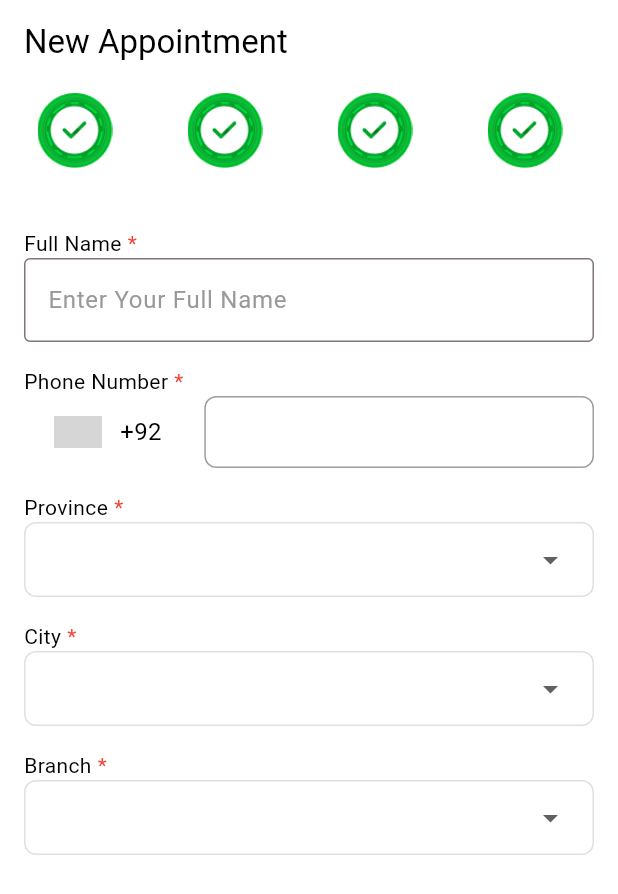
After one commit to shakeelnasrullah/revress, a Flutter app: the screen it shows after launch, swiped to page 5, on a phone screen of 412 x 824 dp. The commit adds this screen. Shown: the top 894 px of the screen. Run offline on Flutter 3.47's test engine with Material 3 defaults, Android fonts, the phone set to English and light mode, and no system bars; drawn by our look-alikes of intl_phone_number_input; our stand-ins replace circle_nav_bar, flutter_bloc; missing offline and left inert: dart:ffi; grey boxes are pictures that could not be loaded.

Commit message:
User Detail Screen started and edit fields are designed and implemented.

```diff
--- a/lib/app_colors.dart
+++ b/lib/app_colors.dart
@@ -25,7 +25,8 @@ class AppColors {
   static const Color onError = Color(0xFFE11111);
 
   static const Color lightGray = Color(0xff999999);
-  static const Color darkGray = Color(0xff333333);
+  static const Color darkBG = Color(0xff363636);
+  static const Color darkGray = Color(0xff272727);
   static const Color black = Color(0xff000000);
   static const Color white = Color(0xffffffff);
 
--- a/lib/common/common_widgets.dart
+++ b/lib/common/common_widgets.dart
@@ -11,7 +11,7 @@ Widget requireTextLabel(String name) {
   );
 }
 
-Widget genericTextField(TextEditingController controller, String hintText, Icon icon){
+Widget genericTextField(TextEditingController controller, String? hintText, Icon? icon){
   return
     TextField(
       controller: controller,
@@ -27,3 +27,36 @@ Widget genericTextField(TextEditingController controller, String hintText, Icon
       ),
     );
 }
+
+Widget buildDropdown({
+  required String? value,
+  required List<String> items,
+  required String hint,
+  required Function(String?) onChanged,
+}) {
+  return Container(
+    decoration: BoxDecoration(
+      border: Border.all(color: Colors.grey.shade300),
+      borderRadius: BorderRadius.circular(8),
+      // color: Colors.white
+    ),
+    child: Padding(
+      padding: const EdgeInsets.symmetric(horizontal: 16.0),
+      child: DropdownButton<String>(
+        value: value,
+        //hint: Text(hint),
+        isExpanded: true,
+        dropdownColor: Colors.white,
+        underline: SizedBox(), // Remove default underline
+        borderRadius: BorderRadius.circular(8),
+        items: items.map((String item) {
+          return DropdownMenuItem<String>(
+            value: item,
+            child: Text(item),
+          );
+        }).toList(),
+        onChanged: onChanged,
+      ),
+    ),
+  );
+}
--- /dev/null
+++ b/lib/common/phone_edit_text.dart
@@ -0,0 +1,60 @@
+import 'package:flutter/material.dart';
+import 'package:intl_phone_number_input/intl_phone_number_input.dart';
+
+class PhoneEditText {
+
+   static Widget showPhoneNumber(
+      TextEditingController _phone_controller,
+      PhoneNumber number, {
+        double borderRadius = 8.0,
+        Color borderColor = Colors.grey,
+        Color focusedBorderColor = Colors.blue,
+      }) {
+    return InternationalPhoneNumberInput(
+      onInputChanged: (PhoneNumber phoneNumber) {
+        print(phoneNumber.phoneNumber);
+      },
+      onInputValidated: (bool value) {
+        print(value);
+      },
+      selectorConfig: SelectorConfig(
+        selectorType: PhoneInputSelectorType.BOTTOM_SHEET,
+        useEmoji: false,
+        showFlags: true,
+        useBottomSheetSafeArea: true,
+
+      ),
+      selectorTextStyle: TextStyle(
+        color: Colors.black,
+        fontSize: 16,
+      ),
+      ignoreBlank: false,
+      autoValidateMode: AutovalidateMode.disabled,
+      initialValue: number,
+      textFieldController: _phone_controller,
+      formatInput: true,
+      keyboardType: TextInputType.numberWithOptions(
+        signed: true,
+        decimal: true,
+      ),
+      inputDecoration: InputDecoration(
+        border: OutlineInputBorder(
+          borderRadius: BorderRadius.circular(borderRadius),
+          borderSide: BorderSide(color: borderColor),
+        ),
+        enabledBorder: OutlineInputBorder(
+          borderRadius: BorderRadius.circular(borderRadius),
+          borderSide: BorderSide(color: borderColor),
+        ),
+        focusedBorder: OutlineInputBorder(
+          borderRadius: BorderRadius.circular(borderRadius),
+          borderSide: BorderSide(color: focusedBorderColor, width: 2.0),
+        ),
+        contentPadding: EdgeInsets.symmetric(horizontal: 16, vertical: 12),
+      ),
+      onSaved: (PhoneNumber phoneNumber) {
+        print('On Saved: $phoneNumber');
+      },
+    );
+  }
+}
--- a/lib/inspection/custom_tab_bar.dart
+++ b/lib/inspection/custom_tab_bar.dart
@@ -3,6 +3,7 @@ import 'package:flutter/material.dart';
 import 'package:revress/inspection/tab_status.dart';
 
 import 'package:revress/inspection/type/inspection_type.dart';
+import 'package:revress/inspection/user_detail/user_detail_screen.dart';
 import 'package:revress/inspection/vehicle_detail/vehicle_detail_screen.dart';
 import 'package:revress/inspection/vehicle_type/vechicle_type_screen.dart';
 import 'body_type/body_type_screen.dart';
@@ -26,7 +27,7 @@ class CustomTabBar extends StatelessWidget {
   Widget build(BuildContext context) {
     return Column(
       children: [
-        // Tab Bar
+        // Tab Bar - Horizontally scrollable with SingleChildScrollView
         Container(
           height: 80,
           decoration: BoxDecoration(
@@ -39,11 +40,11 @@ class CustomTabBar extends StatelessWidget {
               ),
             ],
           ),
+          child: SingleChildScrollView(
+            scrollDirection: Axis.horizontal,
             child: Row(
-            children:
-                tabs.map((tab) {
-                  return Expanded(
-                    child: CustomTabWidget(
+              children: tabs.map((tab) {
+                return CustomTabWidget(
                   tab: tab,
                   isActive: currentIndex == tab.index,
                   onTap: () {
@@ -54,9 +55,9 @@ class CustomTabBar extends StatelessWidget {
                       curve: Curves.easeInOut,
                     );
                   },
-                    ),
                 );
               }).toList(),
+            ),
           ),
         ),
 
@@ -86,6 +87,8 @@ class CustomTabBar extends StatelessWidget {
         return BodyTypeScreen();
       case 3:
         return VehicleDetailScreen();
+        case 4:
+        return UserDetailScreen();
       default: return InspectionTypeScreen();
 
     }
--- a/lib/inspection/new_appointment_screen.dart
+++ b/lib/inspection/new_appointment_screen.dart
@@ -40,6 +40,12 @@ class _TabScreenState extends State<NewAppointmentScreen> {
       icon: "assets/images/default_tab.png",
       status: TabStatus.pending,
       index: 3,
+    ),
+    CustomTab(
+      title: 'User Detail',
+      icon: "assets/images/default_tab.png",
+      status: TabStatus.pending,
+      index: 4,
     ),
   ];
 
--- /dev/null
+++ b/lib/inspection/user_detail/user_detail_screen.dart
@@ -0,0 +1,89 @@
+import 'package:flutter/material.dart';
+import 'package:revress/common/common_widgets.dart';
+import 'package:revress/common/phone_edit_text.dart';
+import 'package:intl_phone_number_input/intl_phone_number_input.dart';
+
+
+class UserDetailScreen extends StatefulWidget {
+  const UserDetailScreen({super.key});
+
+  @override
+  State<UserDetailScreen> createState() => _UserDetailScreenState();
+}
+
+class _UserDetailScreenState extends State<UserDetailScreen> {
+
+  String? selectedProvince;
+  String? selectedCity;
+  String? selectedBranch;
+
+  final TextEditingController _phone_controller = TextEditingController();
+  final TextEditingController _name_controller = TextEditingController();
+
+  final List<String> cityNames = ['Lahore', 'Karachi', 'Islamabad', 'Peshawar', 'Quetta', 'Multan', 'Hyderabad', 'Faisalabad', 'Sukkur', 'Rawalpindi',];
+  final List<String> provinceNames = ['Punjab', 'Sindh', 'Balochistan', 'Khyber Pakhtunkhwa', 'Gilgit Baltistan'];
+  final List<String> branchNames = ['Shahdra', 'Model Town', "Askari 11", "Kot Lakhpat", "Mughal Pura", "Minar e Pakistan", "Kahna Nou"];
+
+
+
+
+  PhoneNumber number = PhoneNumber(isoCode: 'PK');
+  String initialCountry = 'PK';
+
+  @override
+  Widget build(BuildContext context) {
+    return Scaffold(
+      backgroundColor: Colors.white,
+      body: Padding(
+        padding: const EdgeInsets.all(16.0),
+        child: Column(mainAxisAlignment: MainAxisAlignment.start, children: [
+          _buildLabel("Full Name"),
+          genericTextField(_name_controller, "Enter Your Full Name", null),
+          SizedBox(height: 16,),
+          _buildLabel("Phone Number"),
+          PhoneEditText.showPhoneNumber(_phone_controller, number),
+          SizedBox(height: 16,),
+          _buildLabel("Province"),
+          buildDropdown(value: selectedProvince, items: provinceNames, hint: 'Select Province',
+            onChanged: (value) {
+              setState(() {
+                selectedProvince = value;
+              });
+            },),
+          SizedBox(height: 16,),
+          _buildLabel("City"),
+          buildDropdown(value: selectedCity, items: cityNames, hint: 'Select City', onChanged: (value){
+            setState(() {
+              selectedCity = value;
+            });
+          }),
+          SizedBox(height: 16,),
+          _buildLabel("Branch"),
+          buildDropdown(value: selectedBranch, items: branchNames, hint: 'Select Branch', onChanged: (value){
+            setState(() {
+              selectedBranch = value;
+            });
+          }),
+
+        ]),
+      ),
+    );
+  }
+
+  Widget _buildLabel(String label) {
+    return Container(
+      color: Colors.white,
+      child: Column(
+        children: [
+          Row(
+            children: [
+              Text(label, style: TextStyle(color: Colors.black, fontSize: 14)),
+              SizedBox(width: 4,),
+              Text("*", style: TextStyle(color: Colors.red, fontSize: 14)),
+            ],
+          ),
+        ],
+      ),
+    );
+  }
+}
--- a/lib/signup/signup_screen.dart
+++ b/lib/signup/signup_screen.dart
@@ -164,7 +164,7 @@ Widget showPhoneNumber(TextEditingController _phone_controller, PhoneNumber numb
 }
 
 Widget rectangleThemeBtn(String name, Function onClick) {
-  return Container(
+  return SizedBox(
     width: double.infinity,
     height: 50,
     child: ElevatedButton(
@@ -188,7 +188,7 @@ Widget rectangleThemeBtn(String name, Function onClick) {
         mainAxisAlignment: MainAxisAlignment.center,
         children: [
           // Space between image and text
-          Text('Sign Up', style: TextStyle(fontSize: 16, color: Colors.white)),
+          Text('Sign In', style: TextStyle(fontSize: 16, color: Colors.white)),
         ],
       ),
     ),
```
Also changed, not shown: lib/signup/second_max.dart (added, +44 -0 lines), lib/splash_screen.dart (+4 -3 lines). Lines whose indentation alone changed are shown as unchanged.
